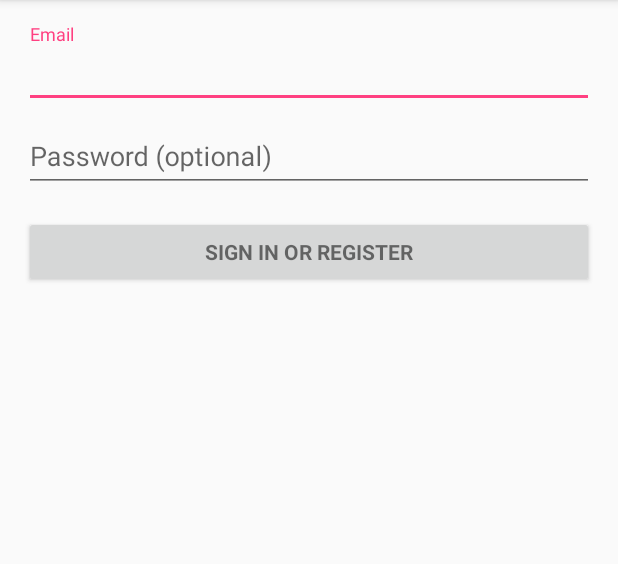
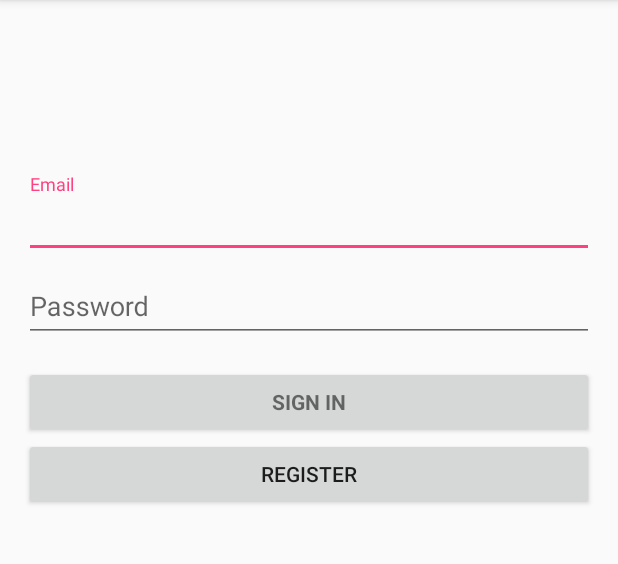
Before and after one commit to Leilatha/Suites, an Android app: the screen it shows after launch (LoginActivity), on a phone screen of 412 x 824 dp, the part 84-648 px from its top. Run offline under Robolectric (Android 15) with nearby library versions, the phone set to English and light mode, and no system bars; 2 statements that could not run were skipped.

```diff
--- a/app/build.gradle
+++ b/app/build.gradle
@@ -25,4 +25,7 @@ dependencies {
     compile 'com.android.support:appcompat-v7:23.3.0'
     compile 'com.android.support:design:23.3.0'
     compile 'com.google.android.gms:play-services-appindexing:8.1.0'
+    compile 'com.fasterxml.jackson.core:jackson-core:2.7.4'
+    compile 'com.fasterxml.jackson.core:jackson-annotations:2.7.4'
+    compile 'com.fasterxml.jackson.core:jackson-databind:2.7.4'
 }
--- a/app/src/main/java/damson/suites/suites/GroceryBasket.java
+++ b/app/src/main/java/damson/suites/suites/GroceryBasket.java
@@ -160,8 +160,8 @@ public class GroceryBasket extends AppCompatActivity {
         public View onCreateView(LayoutInflater inflater, ViewGroup container,
                                  Bundle savedInstanceState) {
             View rootView = inflater.inflate(R.layout.fragment_grocery_basket, container, false);
-            TextView textView = (TextView) rootView.findViewById(R.id.section label);
-            textView.setText(getString(R.string.section_format, getArguments().getInt(ARG_SECTION_NUMBER)));
+            //TextView textView = (TextView) rootView.findViewById(R.id.section label);
+            //textView.setText(getString(R.string.section_format, getArguments().getInt(ARG_SECTION_NUMBER)));
             return rootView;
         }
     }
--- a/app/src/main/res/layout/activity_login.xml
+++ b/app/src/main/res/layout/activity_login.xml
@@ -18,6 +18,11 @@
         android:layout_height="wrap_content"
         android:layout_marginBottom="8dp"
         android:visibility="gone" />
+
+    <ImageView
+        android:layout_width="wrap_content"
+        android:layout_height="100dp"
+        android:id="@+id/imageView" />
 
     <ScrollView
         android:id="@+id/login_form"
@@ -69,8 +74,14 @@
                 android:layout_width="match_parent"
                 android:layout_height="wrap_content"
                 android:layout_marginTop="16dp"
-                android:text="@string/action_sign_in"
+                android:text="@string/action_sign_in_short"
                 android:textStyle="bold" />
+
+            <Button
+                android:layout_width="match_parent"
+                android:layout_height="wrap_content"
+                android:text="@string/action_register"
+                android:id="@+id/register_button" />
 
         </LinearLayout>
     </ScrollView>
--- a/app/src/main/res/values/strings.xml
+++ b/app/src/main/res/values/strings.xml
@@ -3,12 +3,17 @@
 
     <!-- Strings related to login -->
     <string name="prompt_email">Email</string>
-    <string name="prompt_password">Password (optional)</string>
+    <string name="prompt_password">Password</string>
     <string name="action_sign_in">Sign in or register</string>
     <string name="action_sign_in_short">Sign in</string>
+    <string name="action_register">Register</string>
     <string name="error_invalid_email">This email address is invalid</string>
     <string name="error_invalid_password">This password is too short</string>
+    <string name="error_invalid_password_long">This password is too long</string>
     <string name="error_incorrect_password">This password is incorrect</string>
+    <string name="error_registration_failed_no_email">Email required for registration</string>
+    <string name="error_registration_failed_invalid_email">Email already in use</string>
+    <string name="error_registration_failed_no_password">Password required for registration</string>
     <string name="error_field_required">This field is required</string>
     <string name="permission_rationale">"Contacts permissions are needed for providing email
         completions."
```
Also changed, not shown: app/src/main/AndroidManifest.xml (+7 -2 lines), app/src/main/java/damson/suites/suites/LoginActivity.java (+45 -4 lines), 1 other file.
